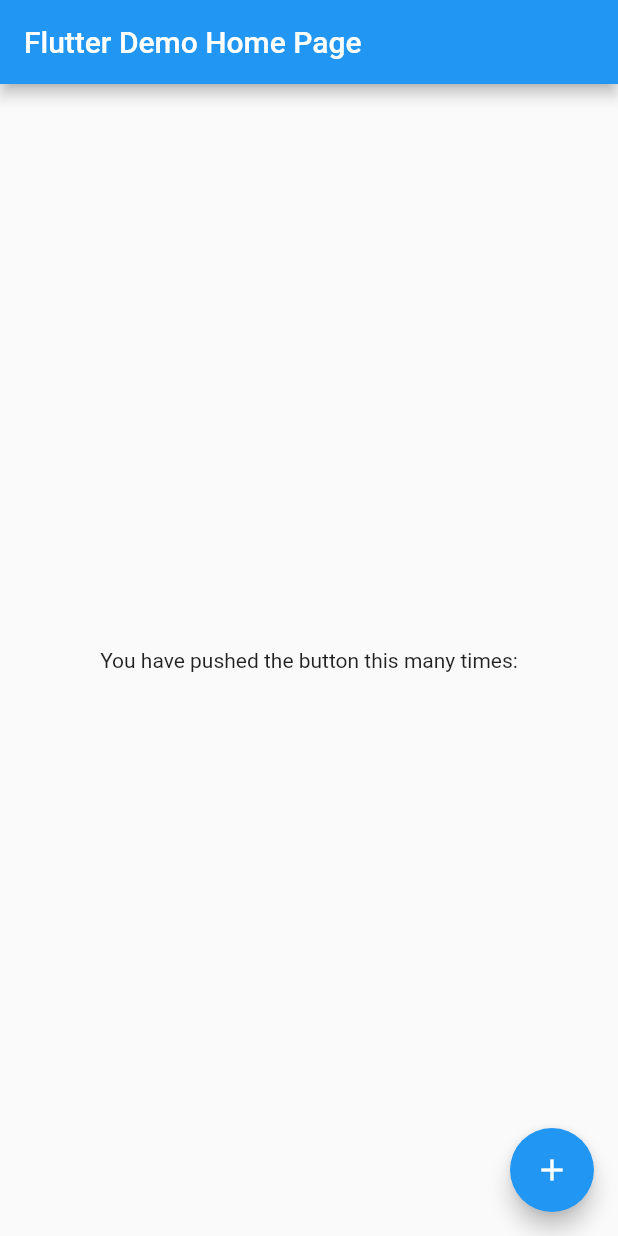
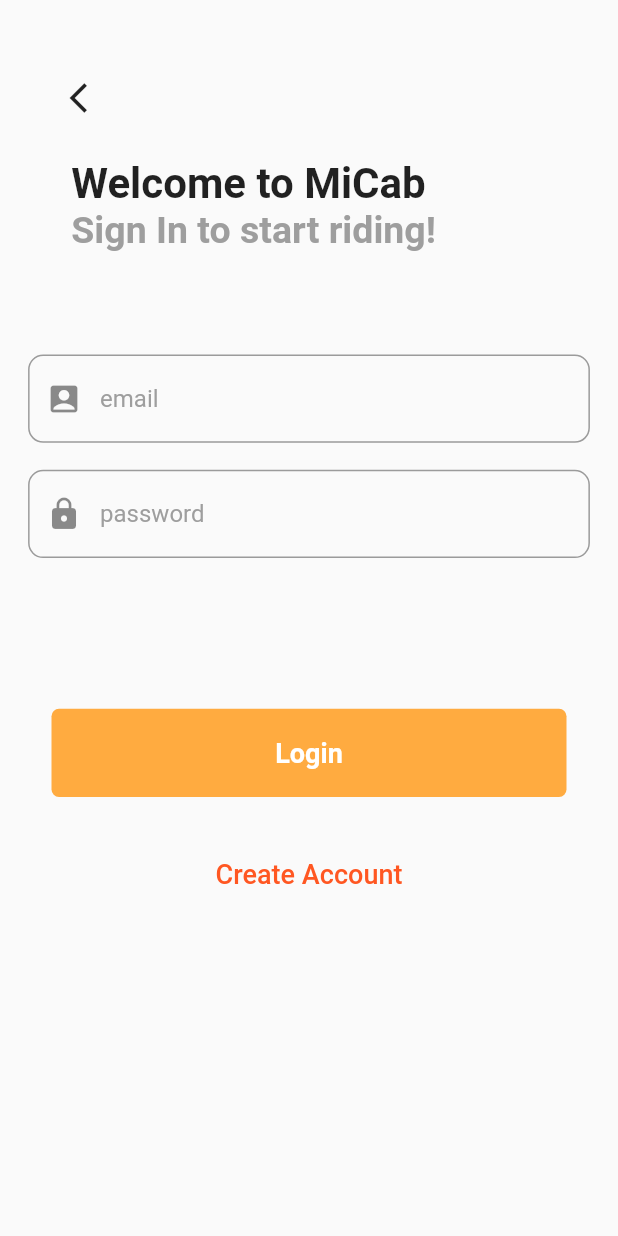
Before and after one commit to Jigyasusinghchouhan/cab_booking, a Flutter app: the screen it shows after launch, on a phone screen of 412 x 824 dp. Run offline on Flutter 3.47's test engine with Material 2 defaults, Android fonts, the phone set to English and light mode, and no system bars; our stand-ins replace firebase_auth, firebase_core; accounts and stored records are empty.

Commit message:
LOGIN SCREEN Added Login Screen and Login to the user app of the project

```diff
--- /dev/null
+++ b/cab_booking_user/lib/Authenticate.dart
@@ -0,0 +1,18 @@
+import 'package:firebase_auth/firebase_auth.dart';
+import 'package:cab_booking_user/HomeScreen.dart';
+import 'package:cab_booking_user/LoginScreen.dart';
+import 'package:flutter/material.dart';
+
+class Authenticate extends StatelessWidget {
+ FirebaseAuth _auth= FirebaseAuth.instance;
+
+  @override
+  Widget build(BuildContext context) {
+    if(_auth.currentUser != null) {
+      return HomeScreen();
+    }
+    else{
+      return LoginScreen();
+    }
+  }
+}
--- /dev/null
+++ b/cab_booking_user/lib/LoginScreen.dart
@@ -0,0 +1,174 @@
+import 'package:flutter/material.dart';
+import 'package:cab_booking_user/CreateAccount.dart';
+import 'package:cab_booking_user/HomeScreen.dart';
+import 'package:cab_booking_user/Methods.dart';
+
+class LoginScreen extends StatefulWidget {
+  const LoginScreen({Key? key}) : super(key: key);
+
+  @override
+  State<LoginScreen> createState() => _LoginScreenState();
+}
+
+class _LoginScreenState extends State<LoginScreen> {
+  final TextEditingController _email = TextEditingController();
+  final TextEditingController _password = TextEditingController();
+  bool isLoading = false;
+
+  @override
+  Widget build(BuildContext context) {
+    final size = MediaQuery
+        .of(context)
+        .size;
+    return Scaffold(
+      body: isLoading
+          ? Center(
+        child: Container(
+          height: size.height / 20,
+          width: size.height / 20,
+          child: CircularProgressIndicator(),
+        ),
+      )
+          : SingleChildScrollView(
+        child: Column(
+          children: [
+            SizedBox(
+              height: size.height / 20,
+            ),
+            Container(
+                alignment: Alignment.centerLeft,
+                width: size.width / 1.2,
+                child: IconButton(
+                    onPressed: () {Navigator.pop(context);}, icon: Icon(Icons.arrow_back_ios))),
+            SizedBox(
+              height: size.height / 50,
+            ),
+            Container(
+              width: size.width / 1.3,
+              child: Text(
+                "Welcome to MiCab",
+                style: TextStyle(
+                  fontSize: 28,
+                  fontWeight: FontWeight.bold,
+                ),
+              ),
+            ),
+            Container(
+              width: size.width / 1.3,
+              child: Text(
+                "Sign In to start riding!",
+                style: TextStyle(
+                  color: Colors.grey,
+                  fontSize: 25,
+                  fontWeight: FontWeight.w600,
+                ),
+              ),
+            ),
+            SizedBox(
+              height: size.height / 12,
+            ),
+            Container(
+                width: size.width,
+                alignment: Alignment.center,
+                child: field(size, "email", Icons.account_box, _email)),
+            Padding(
+              padding: const EdgeInsets.symmetric(vertical: 18),
+              child: Container(
+                width: size.width,
+                alignment: Alignment.center,
+                child: field(size, "password", Icons.lock, _password),
+              ),
+            ),
+            SizedBox(
+              height: size.height / 10,
+            ),
+            customButton(size),
+
+            SizedBox(
+              height: size.height / 20,
+            ),
+
+            GestureDetector(
+              onTap: () =>
+                  Navigator.of(context).push(
+                      MaterialPageRoute(builder: (_) => CreateAccount())),
+              child: Text("Create Account",
+                style: TextStyle(
+                    color: Colors.deepOrange,
+                    fontWeight: FontWeight.w500,
+                    fontSize: 18
+                ),
+              ),
+            ),
+          ],
+        ),
+      ),
+    );
+  }
+
+
+  Widget customButton(Size size) {
+    return GestureDetector(
+      onTap: () {
+        if (_email.text.isNotEmpty && _password.text.isNotEmpty) {
+          setState(() {
+            isLoading = true;
+          });
+
+          logIn(_email.text, _password.text).then((user) {
+            if (user != null) {
+              print("Login Sucessfull");
+              setState(() {
+                isLoading = false;
+              });
+              Navigator.push(context, MaterialPageRoute(builder: (_) => HomeScreen()));
+            } else {
+              print("Login Failed");
+              setState(() {
+                isLoading = false;
+              });
+            }
+          });
+        } else {
+          print("Please fill form correctly");
+        }
+      },
+      child: Container(
+          height: size.height / 14,
+          width: size.width / 1.2,
+          decoration: BoxDecoration(
+            borderRadius: BorderRadius.circular(5),
+            color: Colors.orangeAccent,
+          ),
+          alignment: Alignment.center,
+          child: Text(
+            "Login",
+            style: TextStyle(
+              color: Colors.white,
+              fontSize: 18,
+              fontWeight: FontWeight.bold,
+            ),
+          )),
+    );
+  }
+
+
+  Widget field(Size size, String hintText, IconData icon,
+      TextEditingController cont) {
+    return Container(
+      height: size.height / 14,
+      width: size.width / 1.1,
+      child: TextField(
+        controller: cont,
+        decoration: InputDecoration(
+          prefixIcon: Icon(icon),
+          hintText: hintText,
+          hintStyle: TextStyle(color: Colors.grey),
+          border: OutlineInputBorder(
+            borderRadius: BorderRadius.circular(10),
+          ),
+        ),
+      ),
+    );
+  }
+}
--- a/cab_booking_user/lib/main.dart
+++ b/cab_booking_user/lib/main.dart
@@ -1,104 +1,21 @@
+import 'package:firebase_core/firebase_core.dart';
 import 'package:flutter/material.dart';
-import 'package:cloud_firestore/cloud_firestore.dart';
-import 'package:firebase_core/firebase_core.dart';
-void main() async {
+import 'package:cab_booking_user/Authenticate.dart';
+import 'LoginScreen.dart';
+Future main() async{
   WidgetsFlutterBinding.ensureInitialized();
   await Firebase.initializeApp();
   runApp(MyApp());
 }
 
 class MyApp extends StatelessWidget {
-  const MyApp({super.key});
+  const MyApp({Key? key}) : super(key: key);
 
-  // This widget is the root of your application.
   @override
   Widget build(BuildContext context) {
     return MaterialApp(
-      title: 'Flutter Demo',
-      theme: ThemeData(
-        // This is the theme of your application.
-        //
-        // Try running your application with "flutter run". You'll see the
-        // application has a blue toolbar. Then, without quitting the app, try
-        // changing the primarySwatch below to Colors.green and then invoke
-        // "hot reload" (press "r" in the console where you ran "flutter run",
-        // or simply save your changes to "hot reload" in a Flutter IDE).
-        // Notice that the counter didn't reset back to zero; the application
-        // is not restarted.
-        primarySwatch: Colors.blue,
-      ),
-      home: const MyHomePage(title: 'Flutter Demo Home Page'),
+      debugShowCheckedModeBanner: false,
+      home: Authenticate(),
     );
   }
 }
-
-class MyHomePage extends StatefulWidget {
-  const MyHomePage({super.key, required this.title});
-
-  // This widget is the home page of your application. It is stateful, meaning
-  // that it has a State object (defined below) that contains fields that affect
-  // how it looks.
-
-  // This class is the configuration for the state. It holds the values (in this
-  // case the title) provided by the parent (in this case the App widget) and
-  // used by the build method of the State. Fields in a Widget subclass are
-  // always marked "final".
-
-  final String title;
-
-  @override
-  State<MyHomePage> createState() => _MyHomePageState();
-}
-
-class _MyHomePageState extends State<MyHomePage> {
-
-  @override
-  Widget build(BuildContext context) {
-   return Scaffold(
-      appBar: AppBar(
-        // Here we take the value from the MyHomePage object that was created by
-        // the App.build method, and use it to set our appbar title.
-        title: Text(widget.title),
-      ),
-      body: Center(
-        // Center is a layout widget. It takes a single child and positions it
-        // in the middle of the parent.
-        child: Column(
-          // Column is also a layout widget. It takes a list of children and
-          // arranges them vertically. By default, it sizes itself to fit its
-          // children horizontally, and tries to be as tall as its parent.
-          //
-          // Invoke "debug painting" (press "p" in the console, choose the
-          // "Toggle Debug Paint" action from the Flutter Inspector in Android
-          // Studio, or the "Toggle Debug Paint" command in Visual Studio Code)
-          // to see the wireframe for each widget.
-          //
-          // Column has various properties to control how it sizes itself and
-          // how it positions its children. Here we use mainAxisAlignment to
-          // center the children vertically; the main axis here is the vertical
-          // axis because Columns are vertical (the cross axis would be
-          // horizontal).
-          mainAxisAlignment: MainAxisAlignment.center,
-          children: const[
-             Text(
-              'You have pushed the button this many times:',
-            ),
-          ],
-        ),
-      ),
-      floatingActionButton: FloatingActionButton(
-        onPressed: (){
-          FirebaseFirestore.instance
-              .collection("messages")
-              .add({
-            "text": "j",
-            "sender":"k",
-            "time": DateTime.now(),
-          });
-        },
-        tooltip: 'Increment',
-        child: const Icon(Icons.add),
-      ), // This trailing comma makes auto-formatting nicer for build methods.
-    );
-  }
-}
--- a/cab_booking_user/pubspec.yaml
+++ b/cab_booking_user/pubspec.yaml
@@ -38,6 +38,7 @@ dependencies:
   cupertino_icons: ^1.0.2
   cloud_firestore: ^4.0.4
   firebase_core: ^2.1.1
+  firebase_auth: ^4.1.1
 dev_dependencies:
   flutter_test:
     sdk: flutter
```
Also changed, not shown: cab_booking_user/lib/CreateAccount.dart (added, +183 -0 lines), cab_booking_user/lib/HomeScreen.dart (added, +26 -0 lines), cab_booking_user/lib/Methods.dart (added, +55 -0 lines), cab_booking_user/pubspec.lock.
